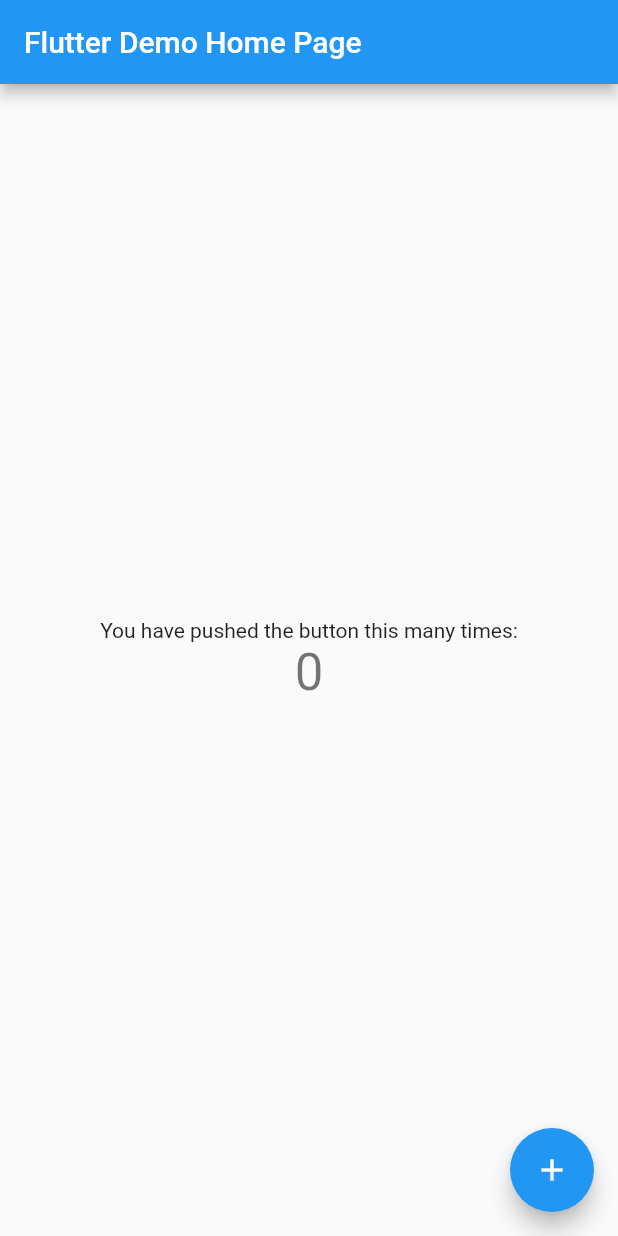
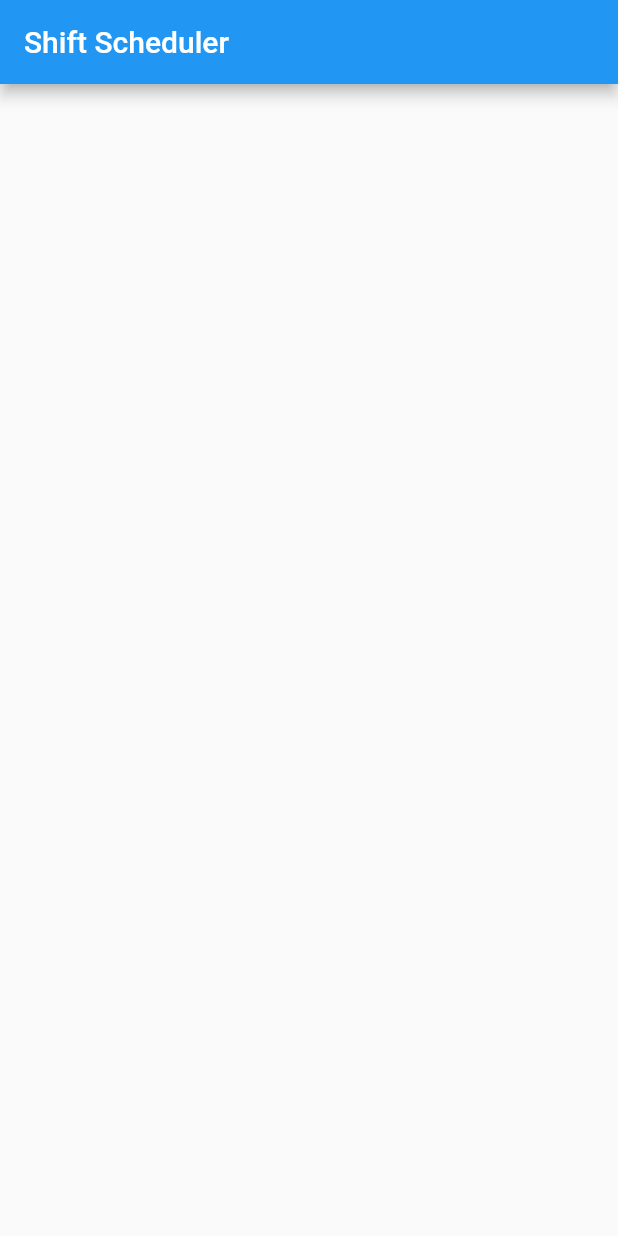
Before and after one commit to ernichechelski/shift-scheduler, a Flutter app: the screen it shows after launch, on a phone screen of 412 x 824 dp. Run offline on Flutter 3.47's test engine with Material 2 defaults, Android fonts, the phone set to English and light mode, and no system bars.

Commit message:
Remove the initial example code

```diff
--- a/lib/main.dart
+++ b/lib/main.dart
@@ -11,35 +11,18 @@ class MyApp extends StatelessWidget {
   @override
   Widget build(BuildContext context) {
     return MaterialApp(
-      title: 'Flutter Demo',
+      title: 'Shift Scheduler',
       theme: ThemeData(
-        // This is the theme of your application.
-        //
-        // Try running your application with "flutter run". You'll see the
-        // application has a blue toolbar. Then, without quitting the app, try
-        // changing the primarySwatch below to Colors.green and then invoke
-        // "hot reload" (press "r" in the console where you ran "flutter run",
-        // or simply save your changes to "hot reload" in a Flutter IDE).
-        // Notice that the counter didn't reset back to zero; the application
-        // is not restarted.
         primarySwatch: Colors.blue,
       ),
-      home: const MyHomePage(title: 'Flutter Demo Home Page'),
+      home: const MyHomePage(title: 'Shift Scheduler'),
+      debugShowCheckedModeBanner: false,
     );
   }
 }
 
 class MyHomePage extends StatefulWidget {
   const MyHomePage({Key? key, required this.title}) : super(key: key);
-
-  // This widget is the home page of your application. It is stateful, meaning
-  // that it has a State object (defined below) that contains fields that affect
-  // how it looks.
-
-  // This class is the configuration for the state. It holds the values (in this
-  // case the title) provided by the parent (in this case the App widget) and
-  // used by the build method of the State. Fields in a Widget subclass are
-  // always marked "final".
 
   final String title;
 
@@ -48,68 +31,14 @@ class MyHomePage extends StatefulWidget {
 }
 
 class _MyHomePageState extends State<MyHomePage> {
-  int _counter = 0;
-
-  void _incrementCounter() {
-    setState(() {
-      // This call to setState tells the Flutter framework that something has
-      // changed in this State, which causes it to rerun the build method below
-      // so that the display can reflect the updated values. If we changed
-      // _counter without calling setState(), then the build method would not be
-      // called again, and so nothing would appear to happen.
-      _counter++;
-    });
-  }
-
   @override
   Widget build(BuildContext context) {
-    // This method is rerun every time setState is called, for instance as done
-    // by the _incrementCounter method above.
-    //
-    // The Flutter framework has been optimized to make rerunning build methods
-    // fast, so that you can just rebuild anything that needs updating rather
-    // than having to individually change instances of widgets.
     return Scaffold(
       appBar: AppBar(
-        // Here we take the value from the MyHomePage object that was created by
-        // the App.build method, and use it to set our appbar title.
         title: Text(widget.title),
       ),
       body: Center(
-        // Center is a layout widget. It takes a single child and positions it
-        // in the middle of the parent.
-        child: Column(
-          // Column is also a layout widget. It takes a list of children and
-          // arranges them vertically. By default, it sizes itself to fit its
-          // children horizontally, and tries to be as tall as its parent.
-          //
-          // Invoke "debug painting" (press "p" in the console, choose the
-          // "Toggle Debug Paint" action from the Flutter Inspector in Android
-          // Studio, or the "Toggle Debug Paint" command in Visual Studio Code)
-          // to see the wireframe for each widget.
-          //
-          // Column has various properties to control how it sizes itself and
-          // how it positions its children. Here we use mainAxisAlignment to
-          // center the children vertically; the main axis here is the vertical
-          // axis because Columns are vertical (the cross axis would be
-          // horizontal).
-          mainAxisAlignment: MainAxisAlignment.center,
-          children: <Widget>[
-            const Text(
-              'You have pushed the button this many times:',
-            ),
-            Text(
-              '$_counter',
-              style: Theme.of(context).textTheme.headline4,
-            ),
-          ],
-        ),
       ),
-      floatingActionButton: FloatingActionButton(
-        onPressed: _incrementCounter,
-        tooltip: 'Increment',
-        child: const Icon(Icons.add),
-      ), // This trailing comma makes auto-formatting nicer for build methods.
     );
   }
 }
```
